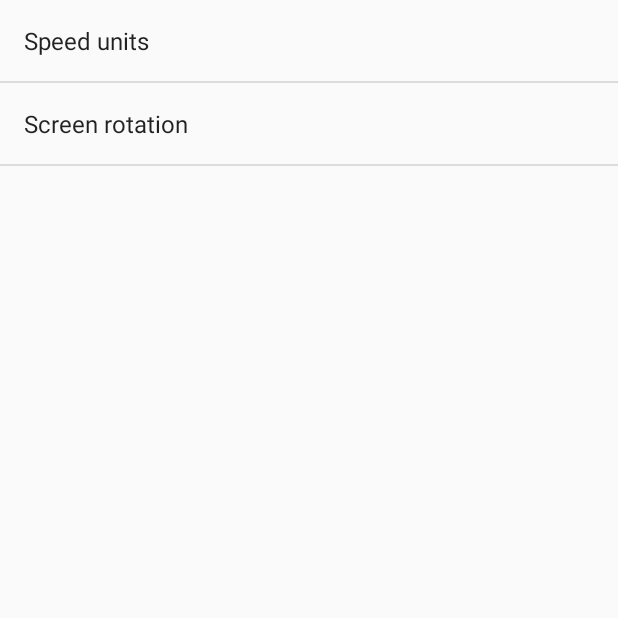
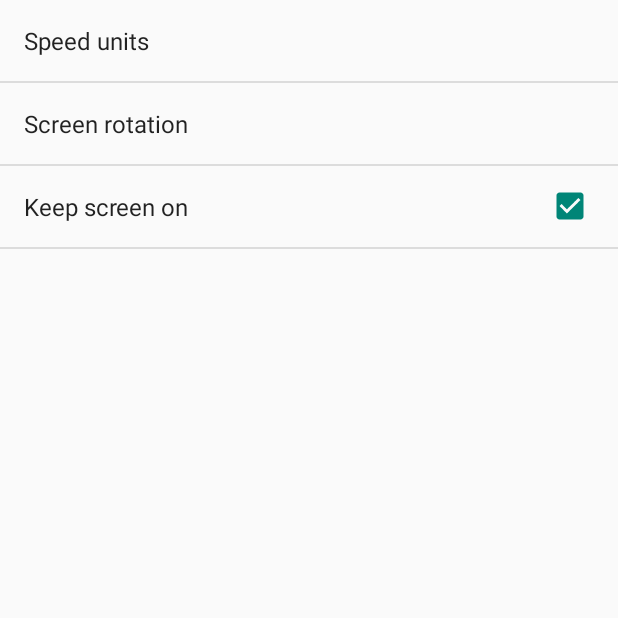
Before and after one commit to gslott/GPSPal, an Android app: the screen it shows after launch (SettingsActivity), in the options menu, after a tap on "Settings", on a phone screen of 412 x 824 dp, the top half of it. Run offline under Robolectric (Android 15) with nearby library versions, the phone set to English and light mode, and no system bars.

Commit message:
Adds setting for keeping screen on or auto dim
Setting for the possibility to let the system handle screen active or
force it to be active.

```diff
--- a/app/src/main/java/se/gunnarslott/gpspal/MainActivity.java
+++ b/app/src/main/java/se/gunnarslott/gpspal/MainActivity.java
@@ -134,7 +134,18 @@ public class MainActivity extends ActionBarActivity {
         //Get SharedPreferences
         SharedPreferences preferences = PreferenceManager.getDefaultSharedPreferences(this);
 
-        //Recall saved preferred screen rotation
+        //Recall Keep screen on
+        Boolean screen_active = preferences.getBoolean("pref_screen_active", true);
+
+        if (screen_active) {
+            getWindow().addFlags(WindowManager.LayoutParams.FLAG_KEEP_SCREEN_ON);
+            Log.d(TAG, Boolean.toString(screen_active));
+        }
+        else {
+            getWindow().clearFlags(WindowManager.LayoutParams.FLAG_KEEP_SCREEN_ON);
+            Log.d(TAG, Boolean.toString(screen_active));
+        }
+        //Recall preferred screen rotation
         String screen_rotation = preferences.getString("pref_screen_rotation", "auto");
         Log.d(TAG, screen_rotation);
 
@@ -390,9 +401,6 @@ public class MainActivity extends ActionBarActivity {
         mShareIntent.setType("text/plain");
         mShareIntent.putExtra(Intent.EXTRA_TEXT, R.string.not_found_position_yet);
 
-        //Keep screen lit
-        //TODO ADD SETTING FOR SCREEN
-        getWindow().addFlags(WindowManager.LayoutParams.FLAG_KEEP_SCREEN_ON);
     }
 
 
@@ -456,15 +464,15 @@ public class MainActivity extends ActionBarActivity {
             e.printStackTrace();
         }
 
-        String version = pInfo.versionName;
+        //String version = pInfo.versionName;
 
         String screen_size = getString(R.string.screen_size);
 
         //TODO add references to resources instead of text
-        alertDialog.setTitle("GPS Pal " + version);
+        alertDialog.setTitle("GPS Pal " + pInfo.versionName);
 
 //        alertDialog.setMessage(screen_size + " GPS Pal " + version + " is an application that shows speed, bearing and location. \nIt´s a hobby project, treat it as such.\nwww.gpspal.se");
-        alertDialog.setMessage("GPS Pal " + version + " is an application that shows speed, bearing and location. \nIt´s a hobby project, treat it as such.\nwww.gpspal.se");
+        alertDialog.setMessage("GPS Pal " + pInfo.versionName + " is an application that shows speed, bearing and location. \nIt´s a hobby project, treat it as such.\nwww.gpspal.se");
 
         alertDialog.setButton(AlertDialog.BUTTON_NEUTRAL, "OK",
                 new DialogInterface.OnClickListener() {
--- a/app/src/main/res/values/strings.xml
+++ b/app/src/main/res/values/strings.xml
@@ -9,6 +9,7 @@
     <string name="tvBearing">(0°)</string>
     <string name="pref_units">Speed units</string>
     <string name="pref_screen_rotation">Screen rotation</string>
+    <string name="pref_screen_active">Keep screen on</string>
     <string name="action_about">About</string>
     <string name="GPS_available">GPS available</string>
     <string name="GPS_not_available">GPS not available</string>
--- a/app/src/main/res/xml/preferences.xml
+++ b/app/src/main/res/xml/preferences.xml
@@ -14,4 +14,9 @@
         android:entryValues="@array/screen_rotation_values"
         android:defaultValue="1" />
 
+    <CheckBoxPreference
+        android:key="pref_screen_active"
+        android:title="@string/pref_screen_active"
+        android:defaultValue="true" />
+
 </PreferenceScreen>
```
